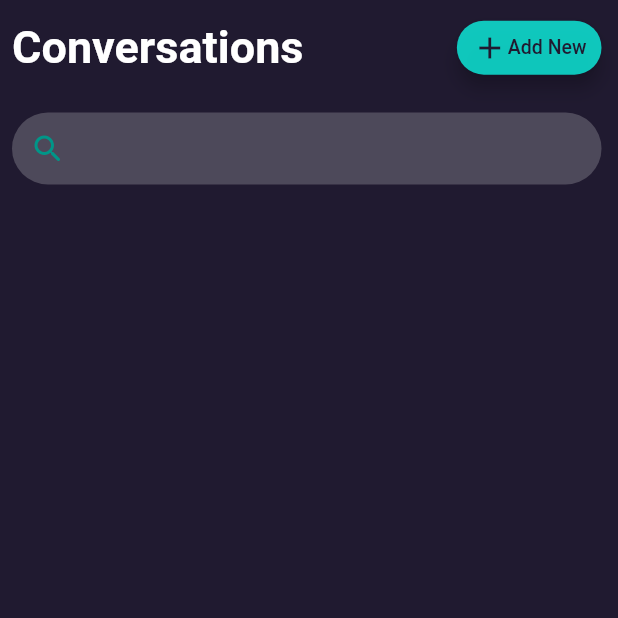
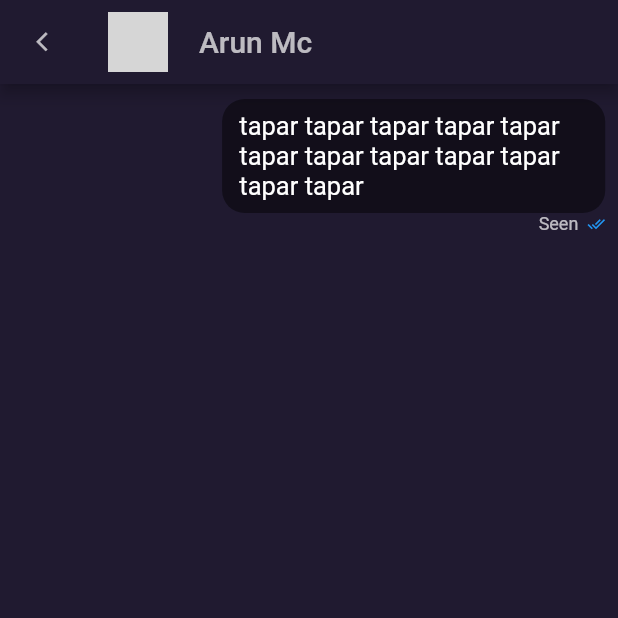
Before and after one commit to ishu17077/e_2_e_encrypted_chat_app, a Flutter app: the screen it shows after launch, on a phone screen of 412 x 824 dp, the top half of it. Run offline on Flutter 3.47's test engine with Material 2 defaults, Android fonts, the light colour scheme and no system bars; our stand-ins replace cloud_firestore, firebase_auth, firebase_core, google_sign_in; accounts and stored records are empty; network calls fail; grey boxes are pictures that could not be loaded.

Commit message:
Just added a new chatting_with page and added pill for messages and fixed error in chat reporting table; Remaining: A damn working textfield + a connection to server for our hell to earth messages

```diff
--- a/lib/authenticaltion_pages/email_and_password_page.dart
+++ b/lib/authenticaltion_pages/email_and_password_page.dart
@@ -1,8 +1,8 @@
 import 'package:e_2_e_encrypted_chat_app/authenticaltion_pages/sign_in_page.dart';
 import 'package:e_2_e_encrypted_chat_app/models/user.dart';
-import 'package:e_2_e_encrypted_chat_app/serverFunctions/get_messages.dart';
+import 'package:e_2_e_encrypted_chat_app/server_functions/get_messages.dart';
 import 'package:e_2_e_encrypted_chat_app/unit_components.dart';
-import 'package:e_2_e_encrypted_chat_app/serverFunctions/add_new_user.dart';
+import 'package:e_2_e_encrypted_chat_app/server_functions/add_new_user.dart';
 import 'package:flutter/material.dart';
 
 import 'reusable_widgets/app_back_button.dart';
--- a/lib/authenticaltion_pages/sign_in_page.dart
+++ b/lib/authenticaltion_pages/sign_in_page.dart
@@ -1,5 +1,5 @@
 import 'package:e_2_e_encrypted_chat_app/authenticaltion_pages/reusable_widgets/app_back_button.dart';
-import 'package:e_2_e_encrypted_chat_app/serverFunctions/existing_user.dart';
+import 'package:e_2_e_encrypted_chat_app/server_functions/existing_user.dart';
 import 'package:e_2_e_encrypted_chat_app/unit_components.dart';
 import 'package:flutter/material.dart';
 
--- a/lib/authenticaltion_pages/sign_up_page.dart
+++ b/lib/authenticaltion_pages/sign_up_page.dart
@@ -1,5 +1,5 @@
 import 'package:e_2_e_encrypted_chat_app/unit_components.dart';
-import 'package:e_2_e_encrypted_chat_app/serverFunctions/add_new_user.dart';
+import 'package:e_2_e_encrypted_chat_app/server_functions/add_new_user.dart';
 import 'package:e_2_e_encrypted_chat_app/authenticaltion_pages/email_and_password_page.dart';
 import 'package:firebase_auth/firebase_auth.dart';
 import 'package:flutter/material.dart';
--- a/lib/chatPage/chat_page.dart
+++ b/lib/chatPage/chat_page.dart
@@ -157,7 +157,7 @@ class _ChatPageState extends State<ChatPage> {
                           title: Text(
                             data['chat_with'] ?? '',
                             style: const TextStyle(color: Colors.white),
-                          ), //! We can't put sender here as cause is we send a message to that person sender will be shown as us
+                          ), //! We can't put sender here as cause if we send a message to that person sender will be shown as us
                           subtitle: Text(
                             data['last_message'] ?? '**No Text**',
                             style: const TextStyle(color: Colors.white70),
--- /dev/null
+++ b/lib/chatPage/chat_with/chat_with_page.dart
@@ -0,0 +1,59 @@
+import 'package:e_2_e_encrypted_chat_app/chatPage/chat_with/components/chat_pill.dart';
+import 'package:e_2_e_encrypted_chat_app/unit_components.dart';
+import 'package:flutter/material.dart';
+
+class ChatWithPage extends StatefulWidget {
+  const ChatWithPage({super.key});
+
+  @override
+  State<ChatWithPage> createState() => _ChatWithPageState();
+}
+
+class _ChatWithPageState extends State<ChatWithPage> {
+  @override
+  Widget build(BuildContext context) {
+    return Scaffold(
+      backgroundColor: kBackgroundColor,
+      appBar: AppBar(
+        leading: IconButton(
+          icon: const Icon(
+            Icons.arrow_back_ios_new,
+            opticalSize: 15,
+            size: 15,
+            color: Colors.white70,
+          ),
+          onPressed: () {
+            Navigator.pop(context);
+          },
+        ),
+        backgroundColor: kBackgroundColor,
+        title: Row(
+          crossAxisAlignment: CrossAxisAlignment.center,
+          mainAxisAlignment: MainAxisAlignment.start,
+          children: [
+            // ignore: prefer_const_constructors
+            const CircleAvatar(
+              backgroundImage: NetworkImage(
+                  'https://marmelab.com/images/blog/ascii-art-converter/homer.png'),
+            ),
+            SizedBox(width: MediaQuery.of(context).size.width * 0.05),
+            const Text(
+              'Arun Mc',
+              style: TextStyle(color: Colors.white70),
+            ),
+          ],
+        ),
+      ),
+      body: Column(
+        children: [
+          ChatPill(
+            text:
+                'tapar tapar tapar tapar tapar tapar tapar tapar tapar tapar tapar tapar',
+            isMe: true,
+            isSeen: true,
+          )
+        ],
+      ),
+    );
+  }
+}
--- /dev/null
+++ b/lib/chatPage/chat_with/components/chat_pill.dart
@@ -0,0 +1,68 @@
+import 'package:e_2_e_encrypted_chat_app/unit_components.dart';
+import 'package:flutter/material.dart';
+
+class ChatPill extends StatelessWidget {
+  String? text;
+  bool isSeen;
+  bool? isMe;
+
+  ChatPill({super.key, this.text, this.isSeen = false, this.isMe});
+
+  @override
+  Widget build(BuildContext context) {
+    return Container(
+      margin: const EdgeInsets.symmetric(vertical: 10.0, horizontal: 8.5),
+      child: Column(children: [
+        Align(
+          alignment: Alignment.bottomRight,
+          child: Container(
+            constraints: BoxConstraints(
+                minWidth: 0,
+                maxWidth: MediaQuery.of(context).size.width * 0.62,
+                minHeight: 28,
+                maxHeight: double.infinity),
+            padding:
+                const EdgeInsets.symmetric(vertical: 8.0, horizontal: 11.5),
+            decoration: ShapeDecoration(
+              color: isMe ?? false ? Colors.black45 : kSubHeadingColor,
+              shape: RoundedRectangleBorder(
+                  borderRadius: BorderRadius.circular(15),
+                  side: BorderSide.none),
+            ),
+            child: Align(
+              alignment: Alignment.centerLeft,
+              widthFactor: 1,
+              heightFactor: 1,
+              child: Text(
+                text ?? '',
+                style: const TextStyle(color: Colors.white, fontSize: 17),
+              ),
+            ),
+          ),
+        ),
+        isMe ?? false
+            ? isSeen
+                ? const Row(
+                    mainAxisAlignment: MainAxisAlignment.end,
+                    children: [
+                      Text(
+                        "Seen  ",
+                        style: TextStyle(color: Colors.white70, fontSize: 12),
+                      ),
+                      Icon(
+                        Icons.done_all,
+                        color: Colors.blue,
+                        size: 12,
+                      ),
+                    ],
+                  )
+                : const Icon(
+                    Icons.done,
+                    color: Colors.grey,
+                    size: 17,
+                  )
+            : Container(),
+      ]),
+    );
+  }
+}
--- a/lib/chatPage/message_send_test.dart
+++ b/lib/chatPage/message_send_test.dart
@@ -1,4 +1,4 @@
-import 'package:e_2_e_encrypted_chat_app/serverFunctions/get_messages.dart';
+import 'package:e_2_e_encrypted_chat_app/server_functions/get_messages.dart';
 import 'package:flutter/material.dart';
 
 import 'package:e_2_e_encrypted_chat_app/models/message.dart';
--- a/lib/models/chat.dart
+++ b/lib/models/chat.dart
@@ -4,11 +4,13 @@ class Chat {
   String chatWith;
   int unreadMessages;
   DateTime lastTime;
+  String? chatId;
   String? lastMessage;
   Chat({
     required this.chatWith,
     required this.unreadMessages,
     required this.lastTime,
+    required this.chatId,
     this.lastMessage = '',
   });
   toJson() => {
@@ -16,11 +18,13 @@ class Chat {
         'unread_messages': unreadMessages,
         'last_time': lastTime,
         'last_message': lastMessage,
+        'chat_id': chatId,
       };
   factory Chat.fromJson(Map<String, dynamic> json) {
     final Chat chat = Chat(
       chatWith: json['chat_with'],
       lastTime: json['last_time'],
+      chatId: json['chat_id'],
       unreadMessages: json['unread_messages'],
       lastMessage: json['last_message'],
     );
--- a/lib/serverFunctions/add_new_user.dart
+++ b/lib/server_functions/add_new_user.dart
@@ -2,7 +2,7 @@ import 'package:firebase_auth/firebase_auth.dart';
 import 'package:google_sign_in/google_sign_in.dart';
 
 class AddNewUser {
-  Future get signedInUser async {
+  static Future<User?> get signedInUser async {
     //! Nullable getter
     final user = FirebaseAuth.instance.authStateChanges().listen((User? user) {
       if (user != null) {
```
Also changed, not shown: lib/chatPage/add_new_chat_page.dart (+7 -1 lines), lib/main.dart (+5 -90 lines), lib/server_functions/add_new_chat.dart (renamed from lib/serverFunctions/add_new_chat.dart), lib/server_functions/existing_user.dart (renamed from lib/serverFunctions/existing_user.dart), lib/server_functions/get_messages.dart (renamed from lib/serverFunctions/get_messages.dart), pubspec.lock, 4 other files.
